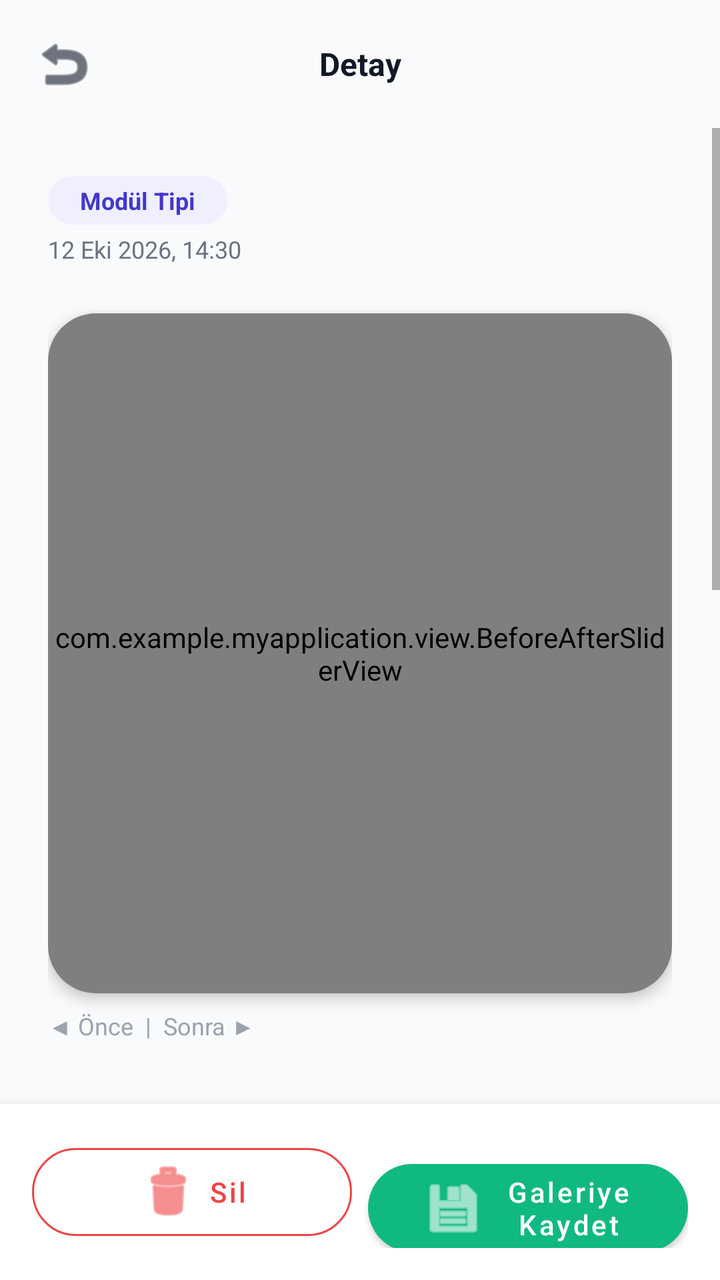
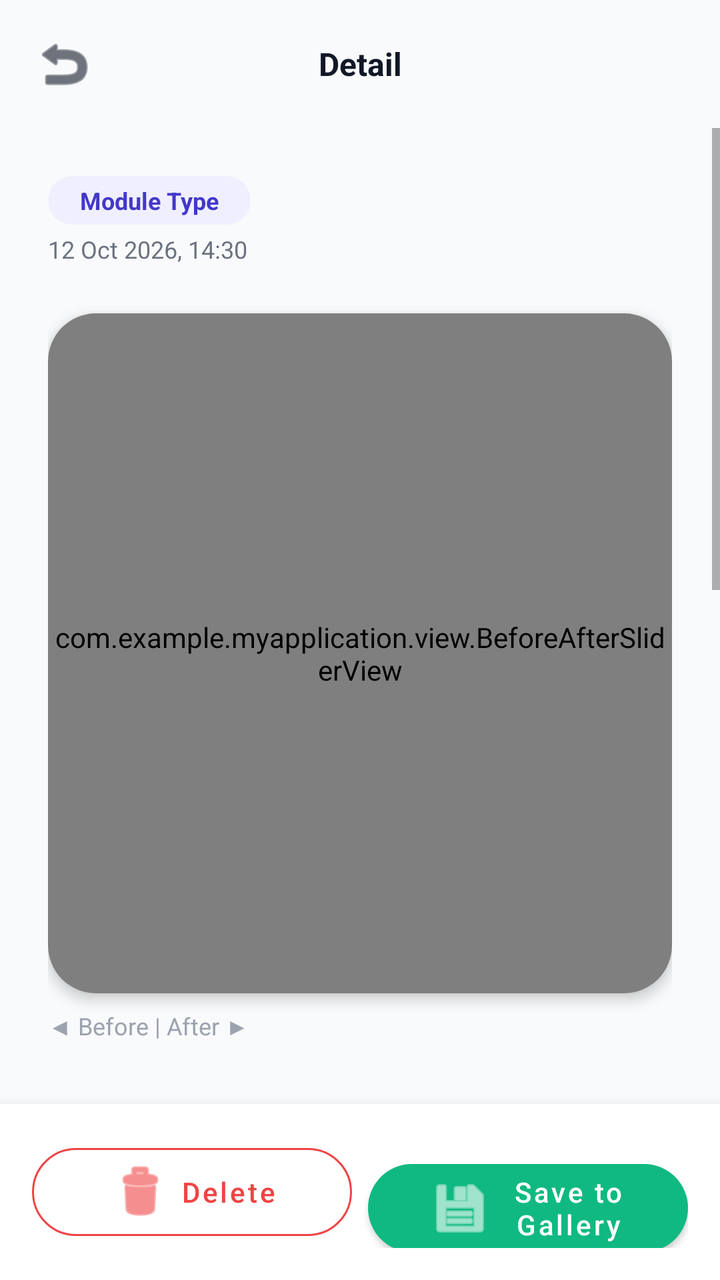

Compare the two renders of this Android layout. The source of the first and the diff that turns it into the second are given below.
<!-- AndroidManifest.xml: activity theme Theme.AIPhotoEditor -->
<!-- res/layout/activity_history_detail.xml -->
<?xml version="1.0" encoding="utf-8"?>
<LinearLayout xmlns:android="http://schemas.android.com/apk/res/android"
    xmlns:app="http://schemas.android.com/apk/res-auto"
    android:layout_width="match_parent"
    android:layout_height="match_parent"
    android:background="?android:colorBackground"
    android:orientation="vertical">

    
    <LinearLayout
        android:layout_width="match_parent"
        android:layout_height="@dimen/toolbar_height"
        android:gravity="center_vertical"
        android:orientation="horizontal"
        android:paddingHorizontal="@dimen/spacing_sm">

        <ImageButton
            android:id="@+id/btn_back"
            android:layout_width="48dp"
            android:layout_height="48dp"
            android:background="?selectableItemBackgroundBorderless"
            android:contentDescription="Geri"
            android:src="@android:drawable/ic_menu_revert"
            app:tint="?colorOnSurface" />

        <TextView
            android:id="@+id/txt_toolbar_title"
            android:layout_width="0dp"
            android:layout_height="wrap_content"
            android:layout_weight="1"
            android:gravity="center"
            android:text="Detay"
            android:textColor="?colorOnSurface"
            android:textSize="@dimen/text_subtitle"
            android:textStyle="bold" />

        <View
            android:layout_width="48dp"
            android:layout_height="48dp" />
    </LinearLayout>

    
    <ScrollView
        android:layout_width="match_parent"
        android:layout_height="0dp"
        android:layout_weight="1"
        android:fillViewport="true"
        android:overScrollMode="never">

        <LinearLayout
            android:layout_width="match_parent"
            android:layout_height="wrap_content"
            android:orientation="vertical"
            android:padding="@dimen/spacing_lg">

            
            <com.google.android.material.card.MaterialCardView
                android:layout_width="wrap_content"
                android:layout_height="wrap_content"
                app:cardBackgroundColor="@color/primary_surface"
                app:cardCornerRadius="12dp"
                app:cardElevation="0dp">

                <TextView
                    android:id="@+id/txt_module_type"
                    android:layout_width="wrap_content"
                    android:layout_height="wrap_content"
                    android:paddingHorizontal="@dimen/spacing_md"
                    android:paddingVertical="@dimen/spacing_xs"
                    android:text="Modül Tipi"
                    android:textColor="@color/primary_dark"
                    android:textSize="@dimen/text_caption"
                    android:textStyle="bold" />
            </com.google.android.material.card.MaterialCardView>

            
            <TextView
                android:id="@+id/txt_date"
                android:layout_width="wrap_content"
                android:layout_height="wrap_content"
                android:layout_marginTop="@dimen/spacing_xs"
                android:text="12 Eki 2026, 14:30"
                android:textColor="@color/text_secondary_light"
                android:textSize="@dimen/text_caption" />

            
            <com.google.android.material.card.MaterialCardView
                android:layout_width="match_parent"
                android:layout_height="340dp"
                android:layout_marginTop="@dimen/spacing_lg"
                app:cardBackgroundColor="?colorSurface"
                app:cardCornerRadius="@dimen/card_corner_radius"
                app:cardElevation="@dimen/card_elevation">

                <com.example.myapplication.view.BeforeAfterSliderView
                    android:id="@+id/before_after_slider"
                    android:layout_width="match_parent"
                    android:layout_height="match_parent" />
            </com.google.android.material.card.MaterialCardView>

            <TextView
                android:layout_width="wrap_content"
                android:layout_height="wrap_content"
                android:layout_marginTop="@dimen/spacing_sm"
                android:text="◀ Önce  |  Sonra ▶"
                android:textColor="@color/text_tertiary_light"
                android:textSize="@dimen/text_caption" />

            
            <TextView
                android:layout_width="wrap_content"
                android:layout_height="wrap_content"
                android:layout_marginTop="@dimen/spacing_xl"
                android:text="Orijinal Görsel"
                android:textColor="?colorOnSurface"
                android:textSize="@dimen/text_body"
                android:textStyle="bold" />

            <com.google.android.material.card.MaterialCardView
                android:layout_width="match_parent"
                android:layout_height="220dp"
                android:layout_marginTop="@dimen/spacing_sm"
                app:cardBackgroundColor="?colorSurface"
                app:cardCornerRadius="16dp"
                app:cardElevation="1dp">

                <ImageView
                    android:id="@+id/img_original"
                    android:layout_width="match_parent"
                    android:layout_height="match_parent"
                    android:scaleType="fitCenter" />
            </com.google.android.material.card.MaterialCardView>

            
            <TextView
                android:layout_width="wrap_content"
                android:layout_height="wrap_content"
                android:layout_marginTop="@dimen/spacing_lg"
                android:text="İşlenmiş Sonuç"
                android:textColor="?colorOnSurface"
                android:textSize="@dimen/text_body"
                android:textStyle="bold" />

            <com.google.android.material.card.MaterialCardView
                android:layout_width="match_parent"
                android:layout_height="220dp"
                android:layout_marginTop="@dimen/spacing_sm"
                app:cardBackgroundColor="?colorSurface"
                app:cardCornerRadius="16dp"
                app:cardElevation="1dp">

                <ImageView
                    android:id="@+id/img_result"
                    android:layout_width="match_parent"
                    android:layout_height="match_parent"
                    android:scaleType="fitCenter" />
            </com.google.android.material.card.MaterialCardView>

        </LinearLayout>
    </ScrollView>

    
    <com.google.android.material.card.MaterialCardView
        android:layout_width="match_parent"
        android:layout_height="wrap_content"
        app:cardBackgroundColor="?colorSurface"
        app:cardCornerRadius="0dp"
        app:cardElevation="8dp">

        <LinearLayout
            android:layout_width="match_parent"
            android:layout_height="wrap_content"
            android:orientation="horizontal"
            android:padding="@dimen/spacing_md">

            
            <com.google.android.material.button.MaterialButton
                android:id="@+id/btn_delete"
                style="@style/Widget.MaterialComponents.Button.OutlinedButton"
                android:layout_width="0dp"
                android:layout_height="@dimen/button_height"
                android:layout_marginEnd="@dimen/spacing_sm"
                android:layout_weight="1"
                android:text="Sil"
                android:textAllCaps="false"
                android:textColor="@color/error"
                app:cornerRadius="@dimen/button_corner_radius_pill"
                app:icon="@android:drawable/ic_menu_delete"
                app:iconGravity="textStart"
                app:iconTint="@color/error"
                app:strokeColor="@color/error" />

            
            <com.google.android.material.button.MaterialButton
                android:id="@+id/btn_save_gallery"
                android:layout_width="0dp"
                android:layout_height="@dimen/button_height"
                android:layout_weight="1"
                android:text="Galeriye Kaydet"
                android:textAllCaps="false"
                app:backgroundTint="@color/accent_green"
                app:cornerRadius="@dimen/button_corner_radius_pill"
                app:icon="@android:drawable/ic_menu_save"
                app:iconGravity="textStart" />
        </LinearLayout>
    </com.google.android.material.card.MaterialCardView>

</LinearLayout>
<!-- resources referenced by this layout -->
<resources>
  <color name="accent_green">#FF10B981</color>
  <color name="error">#FFEF4444</color>
  <color name="primary_dark">#FF4338CA</color>
  <color name="primary_surface">#FFF0EFFF</color>
  <color name="text_secondary_light">#FF6B7280</color>
  <color name="text_tertiary_light">#FF9CA3AF</color>
  <dimen name="button_corner_radius_pill">28dp</dimen>
  <dimen name="button_height">56dp</dimen>
  <dimen name="card_corner_radius">24dp</dimen>
  <dimen name="card_elevation">4dp</dimen>
  <dimen name="spacing_lg">24dp</dimen>
  <dimen name="spacing_md">16dp</dimen>
  <dimen name="spacing_sm">8dp</dimen>
  <dimen name="spacing_xl">32dp</dimen>
  <dimen name="spacing_xs">4dp</dimen>
  <dimen name="text_body">14sp</dimen>
  <dimen name="text_caption">12sp</dimen>
  <dimen name="text_subtitle">16sp</dimen>
  <dimen name="toolbar_height">64dp</dimen>
  <style name="Theme.AIPhotoEditor" parent="Theme.MaterialComponents.DayNight.NoActionBar">
          
          <item name="colorPrimary">@color/primary</item>
          <item name="colorPrimaryVariant">@color/primary_dark</item>
          <item name="colorOnPrimary">@color/on_primary</item>
          
          <item name="colorSecondary">@color/secondary</item>
          <item name="colorSecondaryVariant">@color/secondary_dark</item>
          <item name="colorOnSecondary">@color/on_secondary</item>
          
          <item name="android:colorBackground">@color/background_light</item>
          <item name="colorSurface">@color/surface_light</item>
          <item name="colorOnSurface">@color/on_surface_light</item>
          
          <item name="android:statusBarColor">@color/background_light</item>
          <item name="android:windowLightStatusBar">true</item>
          <item name="android:navigationBarColor">@color/background_light</item>
          
          <item name="colorError">@color/error</item>
      </style>
  <color name="primary">#FF4F46E5</color>
  <color name="on_primary">#FFFFFFFF</color>
  <color name="secondary">#FF0EA5E9</color>
  <color name="secondary_dark">#FF0284C7</color>
  <color name="on_secondary">#FFFFFFFF</color>
  <color name="background_light">#FFF9FAFB</color>
  <color name="surface_light">#FFFFFFFF</color>
  <color name="on_surface_light">#FF111827</color>
</resources>

<!-- the commit's change to res/layout/activity_history_detail.xml (unified diff, before → after) -->
@@ -19,7 +19,7 @@
             android:layout_width="48dp"
             android:layout_height="48dp"
             android:background="?selectableItemBackgroundBorderless"
-            android:contentDescription="Geri"
+            android:contentDescription="@string/content_desc_back"
             android:src="@android:drawable/ic_menu_revert"
             app:tint="?colorOnSurface" />
 
@@ -29,7 +29,7 @@
             android:layout_height="wrap_content"
             android:layout_weight="1"
             android:gravity="center"
-            android:text="Detay"
+            android:text="@string/label_detail"
             android:textColor="?colorOnSurface"
             android:textSize="@dimen/text_subtitle"
             android:textStyle="bold" />
@@ -67,7 +67,7 @@
                     android:layout_height="wrap_content"
                     android:paddingHorizontal="@dimen/spacing_md"
                     android:paddingVertical="@dimen/spacing_xs"
-                    android:text="Modül Tipi"
+                    android:text="@string/label_module_type"
                     android:textColor="@color/primary_dark"
                     android:textSize="@dimen/text_caption"
                     android:textStyle="bold" />
@@ -79,7 +79,7 @@
                 android:layout_width="wrap_content"
                 android:layout_height="wrap_content"
                 android:layout_marginTop="@dimen/spacing_xs"
-                android:text="12 Eki 2026, 14:30"
+                android:text="@string/label_sample_date"
                 android:textColor="@color/text_secondary_light"
                 android:textSize="@dimen/text_caption" />
 
@@ -102,7 +102,7 @@
                 android:layout_width="wrap_content"
                 android:layout_height="wrap_content"
                 android:layout_marginTop="@dimen/spacing_sm"
-                android:text="◀ Önce  |  Sonra ▶"
+                android:text="@string/label_before_after"
                 android:textColor="@color/text_tertiary_light"
                 android:textSize="@dimen/text_caption" />
 
@@ -111,7 +111,7 @@
                 android:layout_width="wrap_content"
                 android:layout_height="wrap_content"
                 android:layout_marginTop="@dimen/spacing_xl"
-                android:text="Orijinal Görsel"
+                android:text="@string/label_original_image"
                 android:textColor="?colorOnSurface"
                 android:textSize="@dimen/text_body"
                 android:textStyle="bold" />
@@ -136,7 +136,7 @@
                 android:layout_width="wrap_content"
                 android:layout_height="wrap_content"
                 android:layout_marginTop="@dimen/spacing_lg"
-                android:text="İşlenmiş Sonuç"
+                android:text="@string/label_processed_result"
                 android:textColor="?colorOnSurface"
                 android:textSize="@dimen/text_body"
                 android:textStyle="bold" />
@@ -181,7 +181,7 @@
                 android:layout_height="@dimen/button_height"
                 android:layout_marginEnd="@dimen/spacing_sm"
                 android:layout_weight="1"
-                android:text="Sil"
+                android:text="@string/btn_delete"
                 android:textAllCaps="false"
                 android:textColor="@color/error"
                 app:cornerRadius="@dimen/button_corner_radius_pill"
@@ -196,7 +196,7 @@
                 android:layout_width="0dp"
                 android:layout_height="@dimen/button_height"
                 android:layout_weight="1"
-                android:text="Galeriye Kaydet"
+                android:text="@string/btn_save_gallery"
                 android:textAllCaps="false"
                 app:backgroundTint="@color/accent_green"
                 app:cornerRadius="@dimen/button_corner_radius_pill"
<!-- resource entries referenced after the edit -->
@@ -19,6 +19,15 @@
   <dimen name="text_caption">12sp</dimen>
   <dimen name="text_subtitle">16sp</dimen>
   <dimen name="toolbar_height">64dp</dimen>
+  <string name="btn_delete">Delete</string>
+  <string name="btn_save_gallery">Save to Gallery</string>
+  <string name="content_desc_back">Back</string>
+  <string name="label_before_after">◀ Before  |  After ▶</string>
+  <string name="label_detail">Detail</string>
+  <string name="label_module_type">Module Type</string>
+  <string name="label_original_image">Original Image</string>
+  <string name="label_processed_result">Processed Result</string>
+  <string name="label_sample_date">12 Oct 2026, 14:30</string>
   <style name="Theme.AIPhotoEditor" parent="Theme.MaterialComponents.DayNight.NoActionBar">
           
           <item name="colorPrimary">@color/primary</item>
@@ -38,6 +47,9 @@
           <item name="android:navigationBarColor">@color/background_light</item>
           
           <item name="colorError">@color/error</item>
+          
+          <item name="android:windowBackground">@color/background_light</item>
+          <item name="android:windowAnimationStyle">@style/FadeAnimation</item>
       </style>
   <color name="primary">#FF4F46E5</color>
   <color name="on_primary">#FFFFFFFF</color>
@@ -47,5 +59,11 @@
   <color name="background_light">#FFF9FAFB</color>
   <color name="surface_light">#FFFFFFFF</color>
   <color name="on_surface_light">#FF111827</color>
+  <style name="FadeAnimation" parent="@android:style/Animation.Activity">
+          <item name="android:activityOpenEnterAnimation">@android:anim/fade_in</item>
+          <item name="android:activityOpenExitAnimation">@android:anim/fade_out</item>
+          <item name="android:activityCloseEnterAnimation">@android:anim/fade_in</item>
+          <item name="android:activityCloseExitAnimation">@android:anim/fade_out</item>
+      </style>
 </resources>
 
